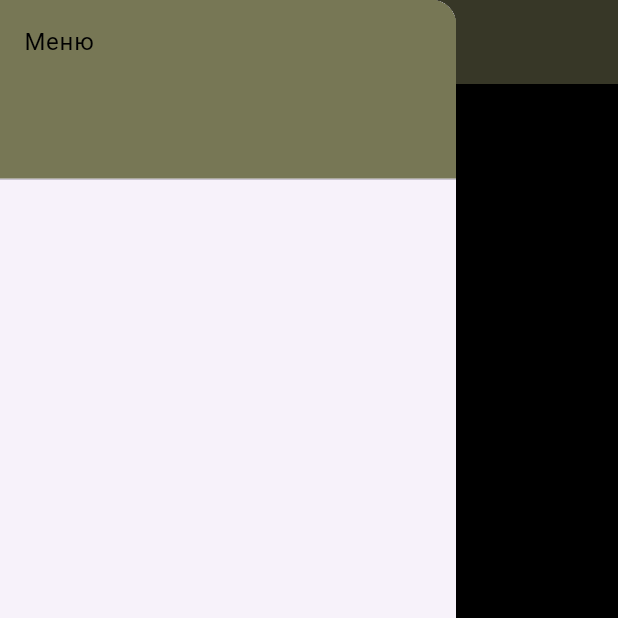
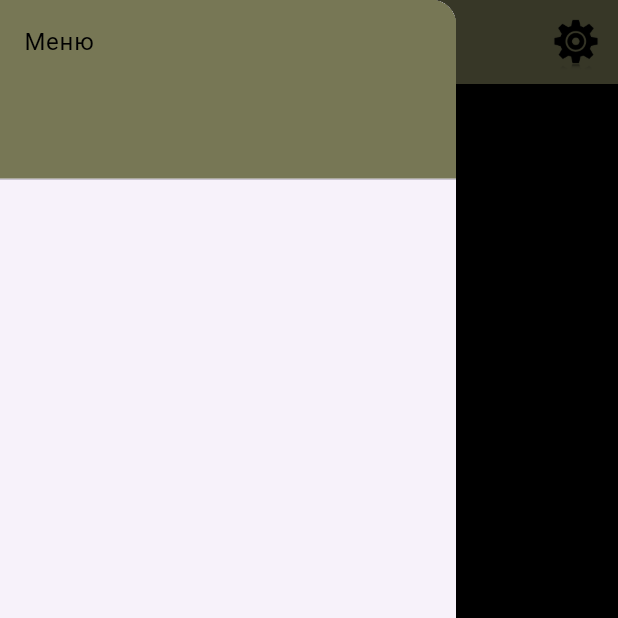
Before and after one commit to tabatsky/russian_rock_song_book_flutter, a Flutter app: the SongListPage screen opened by its route, with the side drawer open, on a phone screen of 412 x 824 dp, the top half of it. Run offline on Flutter 3.47's test engine with Material 3 defaults, Android fonts, the phone set to English and light mode, and no system bars; our stand-ins replace dio, fluttertoast, retrofit, rxdart, shared_preferences, sqflite; accounts and stored records are empty; generated files the repository leaves out were written again; project files that could hold a hidden picture were left out.

```diff
--- a/lib/app_actions.dart
+++ b/lib/app_actions.dart
@@ -1,3 +1,4 @@
+import 'package:russian_rock_song_book/app_state.dart';
 import 'package:russian_rock_song_book/order_by.dart';
 import 'package:russian_rock_song_book/warning.dart';
 
@@ -87,4 +88,10 @@ class UpdateCloudSongListNeedScroll extends AppUIAction {
   UpdateCloudSongListNeedScroll(this.needScroll);
 }
 
+class OpenSettings extends AppUIAction {}
+class SaveSettings extends AppUIAction {
+  AppSettings settings;
+
+  SaveSettings(this.settings);
+}
 class ReloadSettings extends AppUIAction {}
--- a/lib/app_icons.dart
+++ b/lib/app_icons.dart
@@ -17,4 +17,5 @@ class AppIcons {
   static const icLike = 'assets/icons/ic_like.png';
   static const icDislike = 'assets/icons/ic_dislike.png';
   static const icCloudSearch = 'assets/icons/ic_cloud_search.png';
+  static const icSettings = 'assets/icons/ic_settings.png';
 }
--- a/lib/app_strings.dart
+++ b/lib/app_strings.dart
@@ -22,6 +22,8 @@ class AppStrings {
   static const strStartDbBuilding = 'Построение базы данных';
   static const strToastInAppError = 'Ошибка в приложении';
   static const strErrorFetchData = 'Возникла ошибка';
+  static const strSettings = 'Настройки';
+  static const strSave = 'Сохранить';
 
   static String strFrom(int done, int total) => "$done из $total";
 }
--- a/lib/app_theme.dart
+++ b/lib/app_theme.dart
@@ -23,18 +23,22 @@ class AppTheme {
   static const colorLightYellow = Color(0xFFFFFFBB);
   static const colorDarkYellow = Color(0xFF777755);
 
-  static final themeDark = AppTheme(colorLightYellow, materialBlack, colorDarkYellow);
-  static final themeLight = AppTheme(materialBlack, colorLightYellow, colorDarkYellow);
+  static final themeDark = AppTheme('Темная', colorLightYellow, materialBlack, colorDarkYellow);
+  static final themeLight = AppTheme('Светлая', materialBlack, colorLightYellow, colorDarkYellow);
 
   static final allThemes = [themeDark, themeLight];
 
-  Color colorMain;
-  Color colorBg;
-  Color colorCommon;
+  final String description;
+  final Color colorMain;
+  final Color colorBg;
+  final Color colorCommon;
 
-  AppTheme(this.colorMain, this.colorBg, this.colorCommon);
+  AppTheme(this.description, this.colorMain, this.colorBg, this.colorCommon);
 
   static AppTheme getByIndex(int index) => allThemes[index];
+
+  static int indexFromDescription(String description) =>
+      allThemes.indexWhere((element) => element.description == description);
 }
 
 class ThemeVariant {
@@ -45,4 +49,9 @@ class ThemeVariant {
     final index = prefs.getInt(themeKey) ?? 0;
     return AppTheme.getByIndex(index);
   }
+
+  static Future<void> saveThemeIndex(int index) async {
+    final SharedPreferences prefs = await SharedPreferences.getInstance();
+    await prefs.setInt(themeKey, index);
+  }
 }
--- a/lib/main.dart
+++ b/lib/main.dart
@@ -1,6 +1,7 @@
 import 'package:flutter/material.dart';
 import 'package:russian_rock_song_book/cloud_search_page.dart';
 import 'package:russian_rock_song_book/cloud_song_text_page.dart';
+import 'package:russian_rock_song_book/settings_page.dart';
 import 'dart:developer';
 
 import 'package:russian_rock_song_book/song_list_page.dart';
@@ -49,6 +50,9 @@ class MyApp extends StatelessWidget {
         PageVariant.cloudSongText.route: (context) => CloudSongTextPage(
             _appStateSubject.stream, _performAction
         ),
+        PageVariant.settings.route: (context) => SettingsPage(
+            _appStateSubject.stream, _performAction
+        ),
       }
     );
   }
--- a/lib/song_list_page.dart
+++ b/lib/song_list_page.dart
@@ -7,6 +7,7 @@ import 'package:russian_rock_song_book/app_strings.dart';
 import 'package:rxdart/rxdart.dart';
 
 import 'app_actions.dart';
+import 'app_icons.dart';
 import 'app_state.dart';
 
 class SongListPage extends StatefulWidget{
@@ -64,6 +65,15 @@ class _SongListPageState extends State<SongListPage> {
       appBar: AppBar(
         backgroundColor: AppTheme.colorDarkYellow,
         title: Text(localState.currentArtist),
+        actions: [
+          IconButton(
+            icon: Image.asset(AppIcons.icSettings),
+            iconSize: 50,
+            onPressed: () {
+              widget.onPerformAction(OpenSettings());
+            },
+          ),
+        ],
       ),
       drawer: Drawer(
         child: _makeMenuListView(theme, localState),
```
Also changed, not shown: lib/app_state.dart (+28 -1 lines), lib/settings_page.dart (added, +132 -0 lines).
